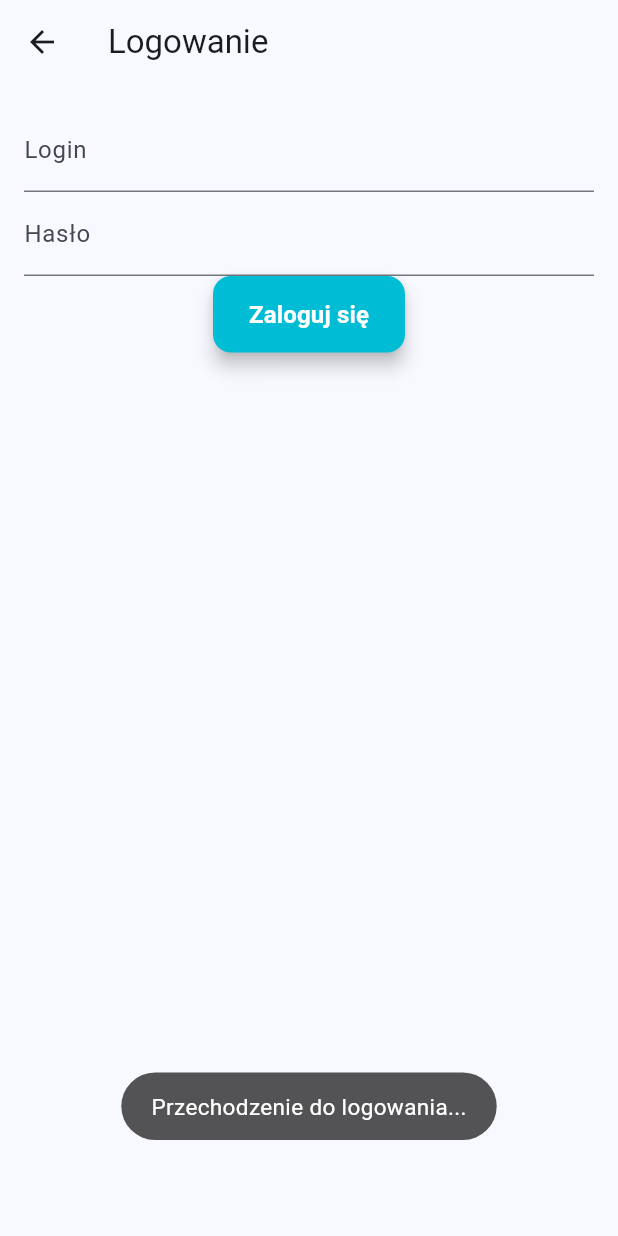
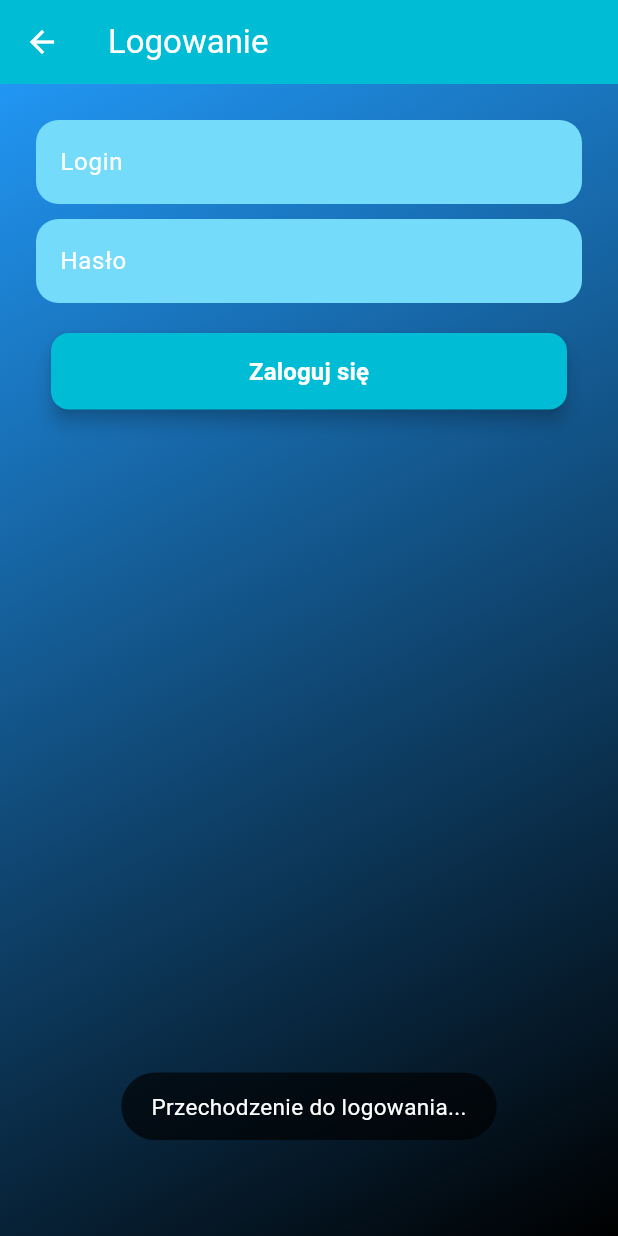
Before and after one commit to DebtMateProd/DebtMate, a Flutter app: the screen it shows after launch, after a tap on "Zaloguj", on a phone screen of 412 x 824 dp. Run offline on Flutter 3.47's test engine with Material 3 defaults, Android fonts, the phone set to English and light mode, and no system bars; our stand-ins replace built_collection, built_value, dio, toast; missing offline and left inert: one_of_serializer; statements that could not run were skipped.

Commit message:
home, login, register pages prepared, screen rotation blocked

```diff
--- a/DebtMate/myapp/generated_api/lib/src/api/auth_api.dart
+++ b/DebtMate/myapp/generated_api/lib/src/api/auth_api.dart
@@ -4,7 +4,6 @@
 
 import 'dart:async';
 
-import 'package:built_value/json_object.dart';
 import 'package:built_value/serializer.dart';
 import 'package:dio/dio.dart';
 
--- a/DebtMate/myapp/lib/main.dart
+++ b/DebtMate/myapp/lib/main.dart
@@ -1,11 +1,17 @@
 import 'package:flutter/material.dart';
+import 'package:flutter/services.dart';
 import 'package:myapp/pages/home_page.dart';
 import 'package:myapp/utils/routes.dart';
 import 'package:toast/toast.dart';
 
-void main() {
+void main() async{
+  WidgetsFlutterBinding.ensureInitialized();
+  await SystemChrome.setPreferredOrientations([DeviceOrientation.portraitUp]);
+
   runApp(const MyApp());
 }
+
+
 
 class MyApp extends StatelessWidget {
   const MyApp({super.key});
--- a/DebtMate/myapp/lib/pages/home_page.dart
+++ b/DebtMate/myapp/lib/pages/home_page.dart
@@ -11,28 +11,66 @@ class HomePage extends StatefulWidget {
 }
 
 class _HomePageState extends State<HomePage> {
-  final String title = "Home";
+  final String title = "DebtMate";
 
   @override
   void initState() {
     super.initState();
-    WidgetsBinding.instance.addPostFrameCallback((_) {
-      ToastContext().init(context);
-    });
   }
 
   @override
   Widget build(BuildContext context) {
+    ToastContext().init(context);
     return Scaffold(
       appBar: AppBar(
-        title: Text(title),
-        backgroundColor: Theme.of(context).colorScheme.inversePrimary,
+        title: Text(title, style: TextStyle(color: Colors.white)),
+        backgroundColor: Colors.cyan,
+        actions: [
+          IconButton(
+            icon: Icon(Icons.info_outline, color: Colors.white),
+            onPressed: () => _showInfoDialog(),
           ),
-      body: Center(
+        ],
+      ),
+      body: Container(
+        decoration: BoxDecoration(
+          gradient: LinearGradient(
+            colors: [Colors.blue, Colors.black],
+            begin: Alignment.topLeft,
+            end: Alignment.bottomRight,
+          ),
+        ),
+        child: SafeArea(
           child: Padding(
-          padding: const EdgeInsets.symmetric(horizontal: 40),
+            padding: const EdgeInsets.all(16.0),
             child: Column(
+              mainAxisAlignment: MainAxisAlignment.spaceEvenly,
+              children: [
+                Column(
+                  spacing: 10,
+                  children: [
+                    Padding(
+                      padding: const EdgeInsets.all(30.0),
+                      child: Image.asset(
+                        'images/logo.png',
+                      ),
+                    ),
+                    Text(
+                      'Witaj w DebtMate!',
+                      style: TextStyle(
+                        fontSize: 24,
+                        fontWeight: FontWeight.bold,
+                        color: Colors.white,
+                      ),
+                      textAlign: TextAlign.center,
+                    ),
+                  ],
+                ),
+                Expanded(
+                  child: Column(
+                    crossAxisAlignment: CrossAxisAlignment.stretch,
                     mainAxisAlignment: MainAxisAlignment.center,
+                    spacing: 15,
                     children: [
                       CustomButton(
                         labelText: 'Zaloguj',
@@ -51,7 +89,30 @@ class _HomePageState extends State<HomePage> {
                     ],
                   ),
                 ),
+              ],
+            ),
+          ),
+        ),
       ),
     );
   }
+
+  void _showInfoDialog() {
+    showDialog(
+      context: context,
+      builder: (context) {
+        return AlertDialog(
+          title: Text('Informacje', style: TextStyle(color: Colors.white)),
+          content: Text('DebtMate to aplikacja do rozliczania znajomych z wspólnych wydatków. Dodaj znajomego i sprawdź 😎.', style: TextStyle(color: Colors.white)),
+          backgroundColor: Colors.cyan,
+          actions: [
+            TextButton(
+              onPressed: () => Navigator.of(context).pop(),
+              child: Text('OK', style: TextStyle(color: Colors.white)),
+            ),
+          ],
+        );
+      },
+    );
   }
+}
--- a/DebtMate/myapp/lib/pages/login_page.dart
+++ b/DebtMate/myapp/lib/pages/login_page.dart
@@ -41,10 +41,26 @@ class _LoginScreenState extends State<LoginScreen> {
   @override
   Widget build(BuildContext context) {
     return Scaffold(
-      appBar: AppBar(title: const Text('Logowanie')),
-      body: Padding(
-        padding: const EdgeInsets.all(16),
+      appBar: AppBar(
+        title: const Text('Logowanie', style:  TextStyle(color: Colors.white),),
+        backgroundColor: Colors.cyan,
+        iconTheme: IconThemeData(color: Colors.white),
+      ),
+      body: Container(
+        decoration: BoxDecoration(
+          gradient: LinearGradient(
+            colors: [Colors.blue, Colors.black],
+            begin: Alignment.topLeft,
+            end: Alignment.bottomRight,
+          ),
+        ),
+        child: Padding(
+          padding: const EdgeInsets.all(24),
           child: Column(
+            spacing: 20,
+            children: [
+              Column(
+                spacing: 10,
                 children: [
                   InputTextField(
                     controller: _loginController,
@@ -53,10 +69,22 @@ class _LoginScreenState extends State<LoginScreen> {
                     controller: _passwordController,
                     labelText: 'Hasło',
                     hideText: true,),
-            CustomButton(
+                ],
+              ),
+              Padding(
+                padding: const EdgeInsets.only(left: 10.0, right: 10.0),
+                child: Row(
+                  children: [
+                    Expanded(
+                      child: CustomButton(
                         labelText: 'Zaloguj się',
-              onPressed: login,)
+                        onPressed: login,),
+                    ),
                   ],
+                ),
+              )
+            ],
+          ),
         ),
       ),
     );
--- a/DebtMate/myapp/lib/pages/register_page.dart
+++ b/DebtMate/myapp/lib/pages/register_page.dart
@@ -41,10 +41,26 @@ class _RegisterScreenState extends State<RegisterScreen> {
   @override
   Widget build(BuildContext context) {
     return Scaffold(
-      appBar: AppBar(title: const Text('Rejestracja')),
-      body: Padding(
+      appBar: AppBar(
+        title: const Text('Rejestracja', style: TextStyle(color: Colors.white)),
+        backgroundColor: Colors.cyan,
+        iconTheme: IconThemeData(color: Colors.white),
+      ),
+      body: Container(
+        decoration: BoxDecoration(
+          gradient: LinearGradient(
+            colors: [Colors.blue, Colors.black],
+            begin: Alignment.topLeft,
+            end: Alignment.bottomRight,
+          ),
+        ),
+        child: Padding(
           padding: const EdgeInsets.all(16),
           child: Column(
+            spacing: 20,
+            children: [
+              Column(
+                spacing: 10,
                 children: [
                   InputTextField(
                     controller: loginController,
@@ -56,12 +72,15 @@ class _RegisterScreenState extends State<RegisterScreen> {
                   InputTextField(
                     controller: userNameController,
                     labelText: 'Nazwa użytkownika'),
+                ],
+              ),
               CustomButton(
                 labelText: 'Zarejestruj się',
                 onPressed: register,)
             ],
           ),
         ),
+      ),
     );
   }
 }
--- a/DebtMate/myapp/lib/widgets/button.dart
+++ b/DebtMate/myapp/lib/widgets/button.dart
@@ -5,10 +5,10 @@ class CustomButton extends StatelessWidget {
   final VoidCallback? onPressed;
 
   const CustomButton({
-    Key? key,
+    super.key,
     required this.labelText,
     required this.onPressed,
-  }) : super(key: key);
+  });
 
    @override
   Widget build(BuildContext context) {
--- a/DebtMate/myapp/lib/widgets/text_field.dart
+++ b/DebtMate/myapp/lib/widgets/text_field.dart
@@ -16,10 +16,23 @@ class InputTextField extends StatelessWidget {
   Widget build(BuildContext context) {
     return TextField(
       controller: controller,
+      cursorColor: Colors.white,
+      style: const TextStyle(color: Colors.white),
       decoration: InputDecoration(
-        fillColor: Colors.cyan,
-        labelText: labelText
+        fillColor: const Color.fromARGB(255, 117, 219, 250),
+        filled: true,
+        labelText: labelText,
+        labelStyle: const TextStyle(color: Colors.white),
+        floatingLabelStyle: TextStyle(
+          color: Colors.white,
+          fontWeight: FontWeight.bold,
         ),
+
+        border: OutlineInputBorder(
+          borderRadius: BorderRadius.circular(15),
+          borderSide: BorderSide.none,
+        ),
+      ),
       obscureText: hideText,
     );
   }
--- a/DebtMate/myapp/pubspec.yaml
+++ b/DebtMate/myapp/pubspec.yaml
@@ -69,7 +69,8 @@ flutter:
   # assets:
   #   - images/a_dot_burr.jpeg
   #   - images/a_dot_ham.jpeg
-
+  assets:
+    - images/logo.png
   # An image asset can refer to one or more resolution-specific "variants", see
   # https://flutter.dev/to/resolution-aware-images
 
```
Also changed, not shown: DebtMate/myapp/images/logo.png (added), 1 other file. Lines whose indentation alone changed are shown as unchanged.
